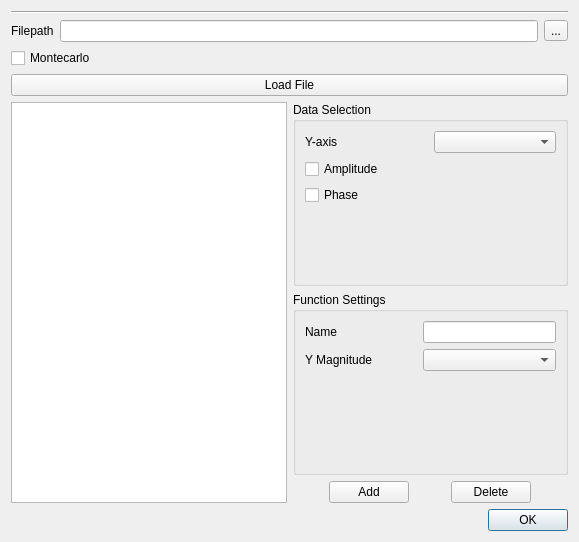
First picture: the form in LTSpice_feature/designer/file_select_dialog/FileSelectDialog.ui, repository grupo-tc-volcan/plot-tool, before the edit.
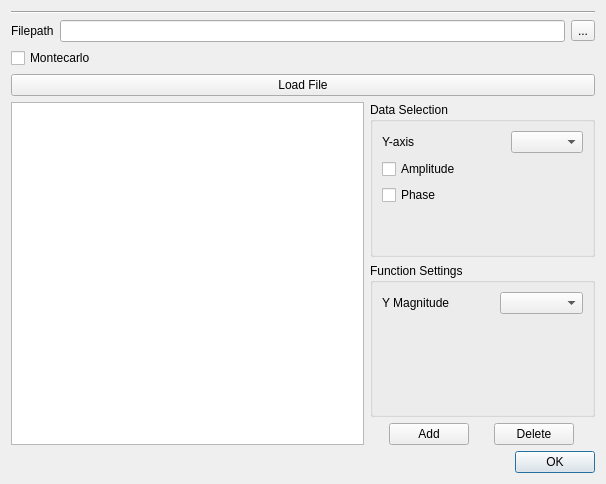
Second picture: the form after the edit.

Commit message: Graphics done. Just missing the interface between plot_tool and file select window. imma die

The edit to the form file:
```diff
--- a/LTSpice_feature/designer/file_select_dialog/FileSelectDialog.ui
+++ b/LTSpice_feature/designer/file_select_dialog/FileSelectDialog.ui
@@ -6,8 +6,8 @@
    <rect>
     <x>0</x>
     <y>0</y>
-    <width>579</width>
-    <height>542</height>
+    <width>606</width>
+    <height>484</height>
    </rect>
   </property>
   <property name="windowTitle">
@@ -107,23 +107,13 @@
              <number>50</number>
             </property>
             <item row="0" column="0">
-             <widget class="QLabel" name="nameLabel">
-              <property name="text">
-               <string>Name</string>
-              </property>
-             </widget>
-            </item>
-            <item row="0" column="1">
-             <widget class="QLineEdit" name="namePTE"/>
-            </item>
-            <item row="1" column="0">
              <widget class="QLabel" name="yMagLabel">
               <property name="text">
                <string>Y Magnitude</string>
               </property>
              </widget>
             </item>
-            <item row="1" column="1">
+            <item row="0" column="1">
              <widget class="QComboBox" name="yMagnitude"/>
             </item>
            </layout>
```
Left out of the diff: 54 changed lines with no effect on the pictures. The commit also changes 8 other files.
